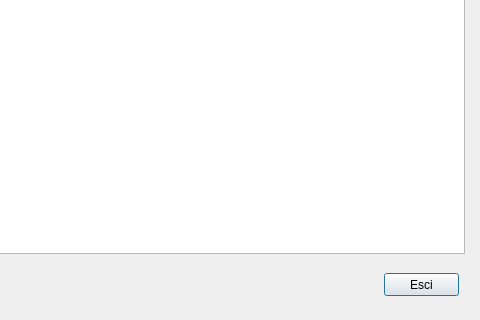
The window that elencotari.ui (Paolo95/Programma_Buste) describes before a commit, drawn with Qt 5; both pictures show x 256 to 736 and y 197 to 517 of the 736 by 517 pixel window.
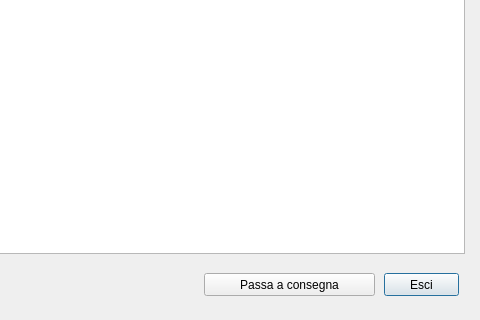
The same window after the commit.

Commit message:
Finita Classe "ConsegnaMateriale" e "ElencoTari"
1)Aggiunta la funzionalità "Passa a consegna" in "elencoTari".

The edit to the form file:
```diff
--- a/elencotari.ui
+++ b/elencotari.ui
@@ -254,6 +254,19 @@
     <string>Cerca</string>
    </property>
   </widget>
+  <widget class="QPushButton" name="btnElencoPassa">
+   <property name="geometry">
+    <rect>
+     <x>460</x>
+     <y>470</y>
+     <width>171</width>
+     <height>23</height>
+    </rect>
+   </property>
+   <property name="text">
+    <string>Passa a consegna</string>
+   </property>
+  </widget>
  </widget>
  <resources/>
  <connections/>
```
The commit also changes 9 other files.
